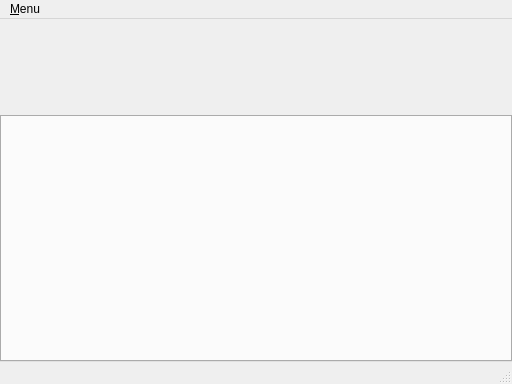
Old version of the form azalea/ui/mainwindow.ui in the repository unstabler/Azalea.
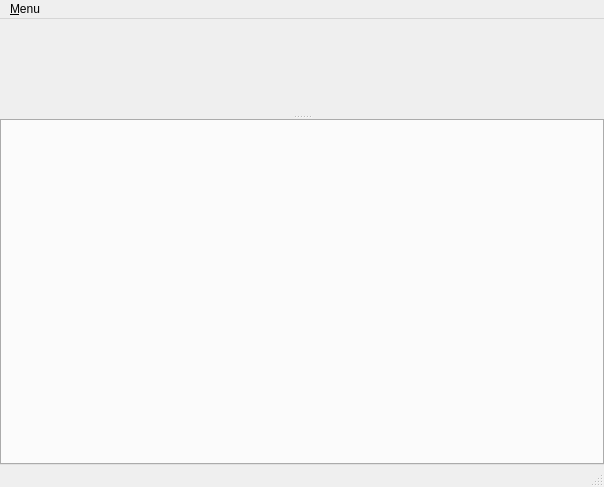
New version of the form. Custom widgets are drawn as their Qt base class.

Commit message: feature(MainWindow): QSplitter로 포스트 영역과 타임라인 크기를 조정할 수 있게 함

Diff of the .ui file:
```diff
--- a/azalea/ui/mainwindow.ui
+++ b/azalea/ui/mainwindow.ui
@@ -6,8 +6,8 @@
    <rect>
     <x>0</x>
     <y>0</y>
-    <width>512</width>
-    <height>384</height>
+    <width>604</width>
+    <height>487</height>
    </rect>
   </property>
   <property name="windowTitle">
@@ -55,9 +55,19 @@
         <number>0</number>
        </property>
        <item>
+        <widget class="QSplitter" name="splitter">
+         <property name="orientation">
+          <enum>Qt::Vertical</enum>
+         </property>
+         <property name="opaqueResize">
+          <bool>true</bool>
+         </property>
+         <property name="childrenCollapsible">
+          <bool>false</bool>
+         </property>
         <widget class="PostArea" name="postArea" native="true">
          <property name="sizePolicy">
-          <sizepolicy hsizetype="MinimumExpanding" vsizetype="Minimum">
+           <sizepolicy hsizetype="Minimum" vsizetype="Preferred">
            <horstretch>0</horstretch>
            <verstretch>0</verstretch>
           </sizepolicy>
@@ -65,23 +75,27 @@
          <property name="minimumSize">
           <size>
            <width>0</width>
-           <height>20</height>
+            <height>96</height>
           </size>
          </property>
          <property name="maximumSize">
           <size>
            <width>16777215</width>
-           <height>96</height>
+            <height>16777215</height>
+           </size>
+          </property>
+          <property name="baseSize">
+           <size>
+            <width>0</width>
+            <height>0</height>
           </size>
          </property>
         </widget>
-       </item>
-       <item>
         <widget class="QTabWidget" name="timelineTabWidget">
          <property name="sizePolicy">
-          <sizepolicy hsizetype="Minimum" vsizetype="Minimum">
+           <sizepolicy hsizetype="Expanding" vsizetype="Expanding">
            <horstretch>0</horstretch>
-           <verstretch>0</verstretch>
+            <verstretch>1</verstretch>
           </sizepolicy>
          </property>
          <property name="tabPosition">
@@ -94,6 +108,7 @@
           <number>-1</number>
          </property>
         </widget>
+        </widget>
        </item>
       </layout>
      </widget>
@@ -105,7 +120,7 @@
     <rect>
      <x>0</x>
      <y>0</y>
-     <width>512</width>
+     <width>604</width>
      <height>30</height>
     </rect>
    </property>
```
Left out of the diff: 2 changed lines with no effect on the pictures. Lines whose indentation alone changed are shown as unchanged. The commit also changes 1 other file.
